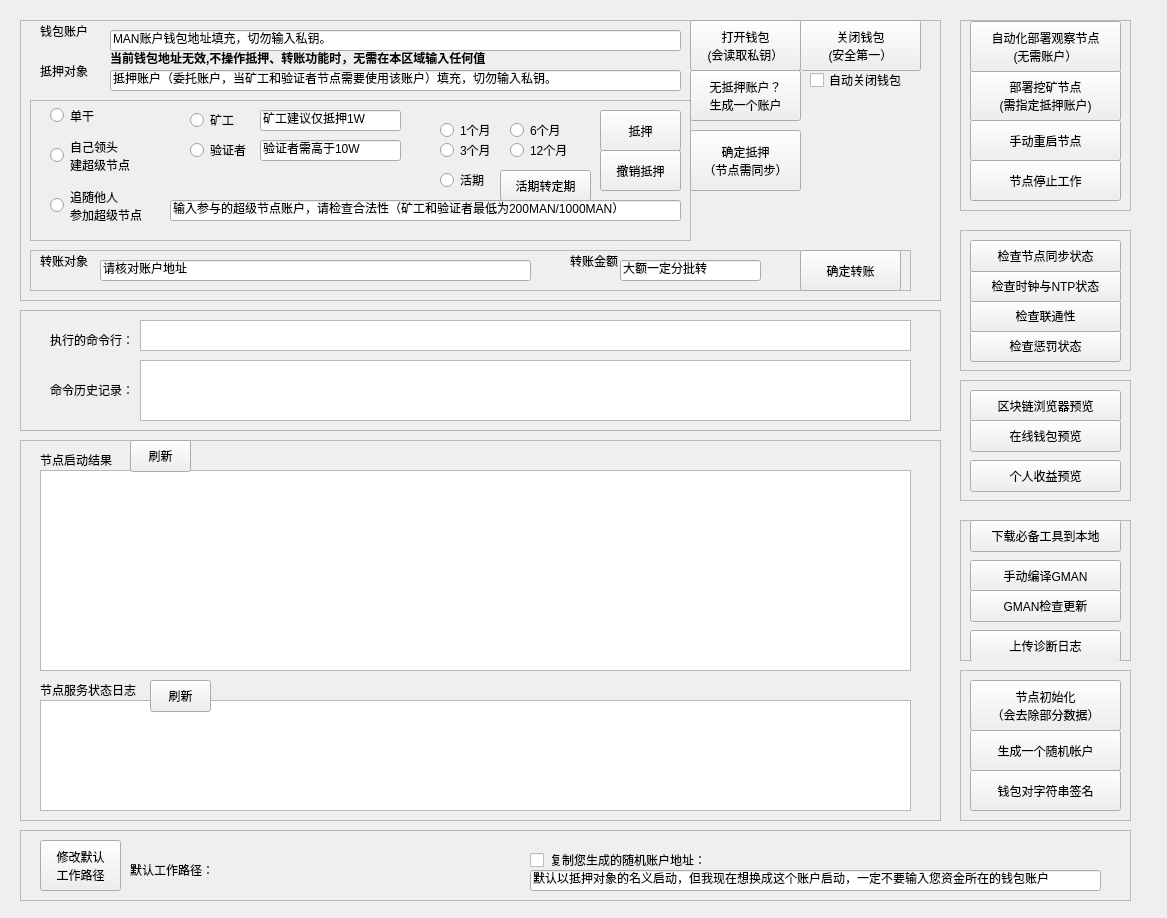
Qt form MATRIXNode.ui (bigdot123456/NodeDeploy) before a commit.
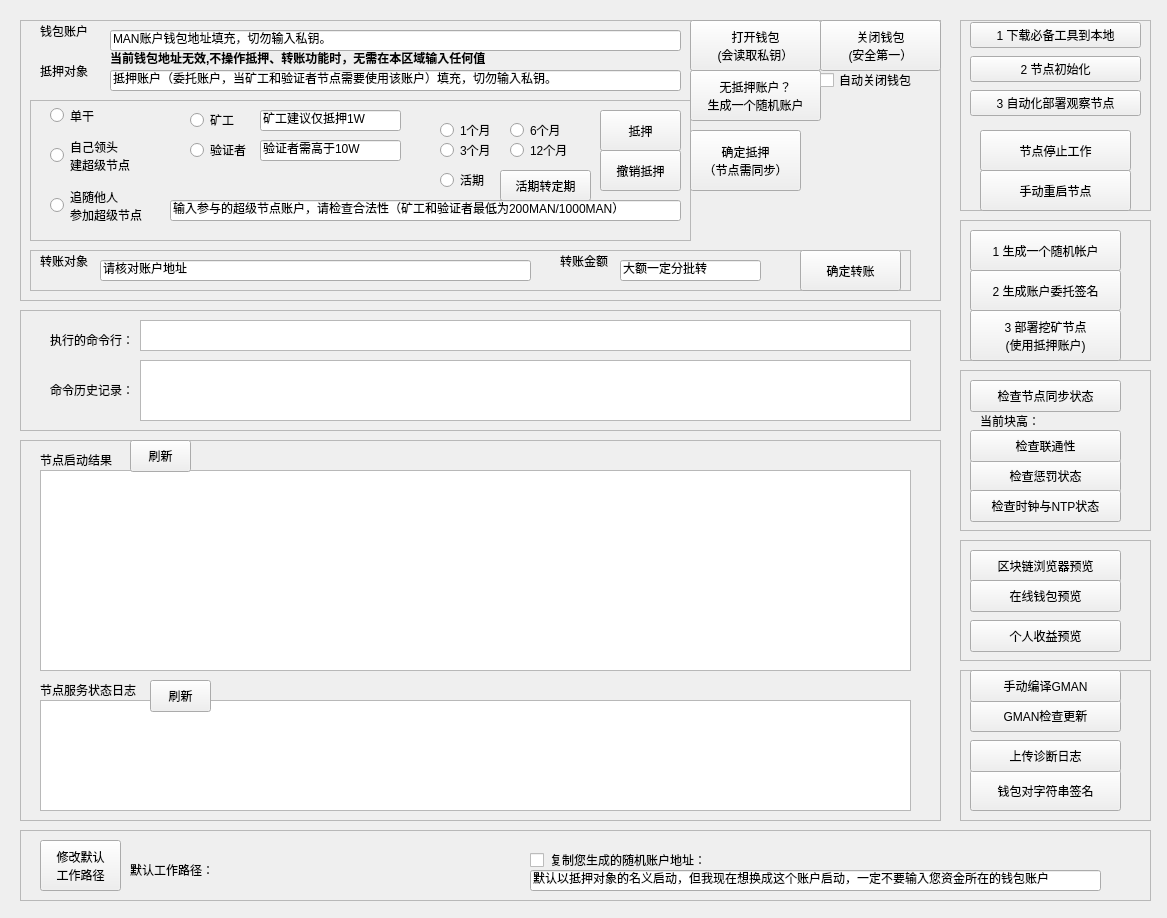
The same form after that commit.

Commit message: change control flow and UI layout

Patch:
```diff
--- a/MATRIXNode.ui
+++ b/MATRIXNode.ui
@@ -34,13 +34,13 @@
       <rect>
        <x>670</x>
        <y>50</y>
-       <width>111</width>
+       <width>131</width>
        <height>51</height>
       </rect>
      </property>
      <property name="text">
       <string>无抵押账户？
-生成一个账户</string>
+生成一个随机账户</string>
      </property>
     </widget>
     <widget class="QRadioButton" name="ValidatorradioButton">
@@ -124,7 +124,7 @@
     <widget class="QPushButton" name="CloseWallet">
      <property name="geometry">
       <rect>
-       <x>780</x>
+       <x>800</x>
        <y>0</y>
        <width>121</width>
        <height>51</height>
@@ -154,7 +154,7 @@
       <rect>
        <x>670</x>
        <y>0</y>
-       <width>111</width>
+       <width>131</width>
        <height>51</height>
       </rect>
      </property>
@@ -166,7 +166,7 @@
     <widget class="QCheckBox" name="AutoCloseWallet">
      <property name="geometry">
       <rect>
-       <x>790</x>
+       <x>800</x>
        <y>50</y>
        <width>101</width>
        <height>20</height>
@@ -410,7 +410,7 @@
     <widget class="QLabel" name="label_9">
      <property name="geometry">
       <rect>
-       <x>550</x>
+       <x>540</x>
        <y>230</y>
        <width>51</width>
        <height>21</height>
@@ -509,7 +509,7 @@
      <rect>
       <x>960</x>
       <y>20</y>
-      <width>171</width>
+      <width>191</width>
       <height>191</height>
      </rect>
     </property>
@@ -519,61 +519,11 @@
     <property name="frameShadow">
      <enum>QFrame::Raised</enum>
     </property>
-    <widget class="QPushButton" name="DeployMinerNode">
-     <property name="geometry">
-      <rect>
-       <x>10</x>
-       <y>50</y>
-       <width>151</width>
-       <height>51</height>
-      </rect>
-     </property>
-     <property name="toolTip">
-      <string>生成命令行，并启动节点</string>
-     </property>
-     <property name="text">
-      <string>部署挖矿节点
-(需指定抵押账户)</string>
-     </property>
-    </widget>
-    <widget class="QPushButton" name="ResetNode">
-     <property name="geometry">
-      <rect>
-       <x>10</x>
-       <y>100</y>
-       <width>151</width>
-       <height>41</height>
-      </rect>
-     </property>
-     <property name="toolTip">
-      <string>生成命令行，并启动节点</string>
-     </property>
-     <property name="text">
-      <string>手动重启节点</string>
-     </property>
-    </widget>
-    <widget class="QPushButton" name="NewNodeDepoly">
-     <property name="geometry">
-      <rect>
-       <x>10</x>
-       <y>1</y>
-       <width>151</width>
-       <height>51</height>
-      </rect>
-     </property>
-     <property name="toolTip">
-      <string>生成命令行，并启动节点</string>
-     </property>
-     <property name="text">
-      <string>自动化部署观察节点
-(无需账户）</string>
-     </property>
-    </widget>
     <widget class="QPushButton" name="StopNode">
      <property name="geometry">
       <rect>
-       <x>10</x>
-       <y>140</y>
+       <x>20</x>
+       <y>110</y>
        <width>151</width>
        <height>41</height>
       </rect>
@@ -585,14 +535,81 @@
       <string>节点停止工作</string>
      </property>
     </widget>
+    <widget class="QPushButton" name="ResetNode">
+     <property name="geometry">
+      <rect>
+       <x>20</x>
+       <y>150</y>
+       <width>151</width>
+       <height>41</height>
+      </rect>
+     </property>
+     <property name="toolTip">
+      <string>生成命令行，并启动节点</string>
+     </property>
+     <property name="text">
+      <string>手动重启节点</string>
+     </property>
+    </widget>
+    <widget class="QWidget" name="layoutWidget">
+     <property name="geometry">
+      <rect>
+       <x>10</x>
+       <y>0</y>
+       <width>171</width>
+       <height>100</height>
+      </rect>
+     </property>
+     <layout class="QVBoxLayout" name="verticalLayout">
+      <item>
+       <widget class="QPushButton" name="DownloadTools">
+        <property name="toolTip">
+         <string>生成命令行，并启动节点</string>
+        </property>
+        <property name="layoutDirection">
+         <enum>Qt::LeftToRight</enum>
+        </property>
+        <property name="text">
+         <string>1 下载必备工具到本地</string>
+        </property>
+       </widget>
+      </item>
+      <item>
+       <widget class="QPushButton" name="NodeInit">
+        <property name="toolTip">
+         <string>生成命令行，并启动节点</string>
+        </property>
+        <property name="layoutDirection">
+         <enum>Qt::LeftToRight</enum>
+        </property>
+        <property name="text">
+         <string>2 节点初始化</string>
+        </property>
+       </widget>
+      </item>
+      <item>
+       <widget class="QPushButton" name="NewNodeDepoly">
+        <property name="toolTip">
+         <string>生成命令行，并启动节点</string>
+        </property>
+        <property name="layoutDirection">
+         <enum>Qt::LeftToRight</enum>
+        </property>
+        <property name="text">
+         <string>3 自动化部署观察节点</string>
+        </property>
+       </widget>
+      </item>
+     </layout>
+    </widget>
    </widget>
    <widget class="QFrame" name="frame_3">
     <property name="geometry">
      <rect>
       <x>960</x>
-      <y>230</y>
-      <width>171</width>
-      <height>141</height>
+      <y>370</y>
+      <width>191</width>
+      <height>161</height>
      </rect>
     </property>
     <property name="frameShape">
@@ -605,7 +622,7 @@
      <property name="geometry">
       <rect>
        <x>10</x>
-       <y>100</y>
+       <y>90</y>
        <width>151</width>
        <height>32</height>
       </rect>
@@ -621,7 +638,7 @@
      <property name="geometry">
       <rect>
        <x>10</x>
-       <y>70</y>
+       <y>60</y>
        <width>151</width>
        <height>32</height>
       </rect>
@@ -637,7 +654,7 @@
      <property name="geometry">
       <rect>
        <x>10</x>
-       <y>40</y>
+       <y>120</y>
        <width>151</width>
        <height>32</height>
       </rect>
@@ -665,13 +682,26 @@
       <string>检查节点同步状态</string>
      </property>
     </widget>
+    <widget class="QLabel" name="labelCurrentBlockHeight">
+     <property name="geometry">
+      <rect>
+       <x>20</x>
+       <y>40</y>
+       <width>161</width>
+       <height>21</height>
+      </rect>
+     </property>
+     <property name="text">
+      <string>当前块高：</string>
+     </property>
+    </widget>
    </widget>
    <widget class="QFrame" name="frame_4">
     <property name="geometry">
      <rect>
       <x>960</x>
-      <y>380</y>
-      <width>171</width>
+      <y>540</y>
+      <width>191</width>
       <height>121</height>
      </rect>
     </property>
@@ -730,86 +760,6 @@
      </property>
     </widget>
    </widget>
-   <widget class="QFrame" name="frame_5">
-    <property name="geometry">
-     <rect>
-      <x>960</x>
-      <y>520</y>
-      <width>171</width>
-      <height>141</height>
-     </rect>
-    </property>
-    <property name="frameShape">
-     <enum>QFrame::StyledPanel</enum>
-    </property>
-    <property name="frameShadow">
-     <enum>QFrame::Raised</enum>
-    </property>
-    <widget class="QPushButton" name="DownloadTools">
-     <property name="geometry">
-      <rect>
-       <x>10</x>
-       <y>0</y>
-       <width>151</width>
-       <height>32</height>
-      </rect>
-     </property>
-     <property name="toolTip">
-      <string>生成命令行，并启动节点</string>
-     </property>
-     <property name="text">
-      <string>下载必备工具到本地</string>
-     </property>
-    </widget>
-    <widget class="QPushButton" name="CompileGAN">
-     <property name="geometry">
-      <rect>
-       <x>10</x>
-       <y>40</y>
-       <width>151</width>
-       <height>32</height>
-      </rect>
-     </property>
-     <property name="toolTip">
-      <string>生成命令行，并启动节点</string>
-     </property>
-     <property name="text">
-      <string>手动编译GMAN</string>
-     </property>
-    </widget>
-    <widget class="QPushButton" name="CheckGMANVersion">
-     <property name="geometry">
-      <rect>
-       <x>10</x>
-       <y>70</y>
-       <width>151</width>
-       <height>32</height>
-      </rect>
-     </property>
-     <property name="toolTip">
-      <string>生成命令行，并启动节点</string>
-     </property>
-     <property name="text">
-      <string>GMAN检查更新</string>
-     </property>
-    </widget>
-    <widget class="QPushButton" name="UploadLog">
-     <property name="geometry">
-      <rect>
-       <x>10</x>
-       <y>110</y>
-       <width>151</width>
-       <height>32</height>
-      </rect>
-     </property>
-     <property name="toolTip">
-      <string>生成命令行，并启动节点</string>
-     </property>
-     <property name="text">
-      <string>上传诊断日志</string>
-     </property>
-    </widget>
-   </widget>
    <widget class="QFrame" name="frame_6">
     <property name="geometry">
      <rect>
@@ -971,7 +921,7 @@
      <rect>
       <x>20</x>
       <y>830</y>
-      <width>1111</width>
+      <width>1131</width>
       <height>71</height>
      </rect>
     </property>
@@ -1056,7 +1006,7 @@
      <rect>
       <x>960</x>
       <y>670</y>
-      <width>171</width>
+      <width>191</width>
       <height>151</height>
      </rect>
     </property>
@@ -1066,39 +1016,6 @@
     <property name="frameShadow">
      <enum>QFrame::Raised</enum>
     </property>
-    <widget class="QPushButton" name="GenerateRandomAccountAddress">
-     <property name="geometry">
-      <rect>
-       <x>10</x>
-       <y>60</y>
-       <width>151</width>
-       <height>41</height>
-      </rect>
-     </property>
-     <property name="toolTip">
-      <string>生成命令行，并启动节点</string>
-     </property>
-     <property name="text">
-      <string>生成一个随机帐户</string>
-     </property>
-    </widget>
-    <widget class="QPushButton" name="NodeInit">
-     <property name="geometry">
-      <rect>
-       <x>10</x>
-       <y>10</y>
-       <width>151</width>
-       <height>51</height>
-      </rect>
-     </property>
-     <property name="toolTip">
-      <string>生成命令行，并启动节点</string>
-     </property>
-     <property name="text">
-      <string>节点初始化
-（会去除部分数据）</string>
-     </property>
-    </widget>
     <widget class="QPushButton" name="GenerateRandomAccountAddress_2">
      <property name="geometry">
       <rect>
@@ -1115,6 +1032,119 @@
       <string>钱包对字符串签名</string>
      </property>
     </widget>
+    <widget class="QPushButton" name="UploadLog">
+     <property name="geometry">
+      <rect>
+       <x>10</x>
+       <y>70</y>
+       <width>151</width>
+       <height>32</height>
+      </rect>
+     </property>
+     <property name="toolTip">
+      <string>生成命令行，并启动节点</string>
+     </property>
+     <property name="text">
+      <string>上传诊断日志</string>
+     </property>
+    </widget>
+    <widget class="QPushButton" name="CheckGMANVersion">
+     <property name="geometry">
+      <rect>
+       <x>10</x>
+       <y>30</y>
+       <width>151</width>
+       <height>32</height>
+      </rect>
+     </property>
+     <property name="toolTip">
+      <string>生成命令行，并启动节点</string>
+     </property>
+     <property name="text">
+      <string>GMAN检查更新</string>
+     </property>
+    </widget>
+    <widget class="QPushButton" name="CompileGAN">
+     <property name="geometry">
+      <rect>
+       <x>10</x>
+       <y>0</y>
+       <width>151</width>
+       <height>32</height>
+      </rect>
+     </property>
+     <property name="toolTip">
+      <string>生成命令行，并启动节点</string>
+     </property>
+     <property name="text">
+      <string>手动编译GMAN</string>
+     </property>
+    </widget>
+   </widget>
+   <widget class="QFrame" name="frame_5">
+    <property name="geometry">
+     <rect>
+      <x>960</x>
+      <y>220</y>
+      <width>191</width>
+      <height>141</height>
+     </rect>
+    </property>
+    <property name="frameShape">
+     <enum>QFrame::StyledPanel</enum>
+    </property>
+    <property name="frameShadow">
+     <enum>QFrame::Raised</enum>
+    </property>
+    <widget class="QPushButton" name="DeployMinerNode">
+     <property name="geometry">
+      <rect>
+       <x>10</x>
+       <y>90</y>
+       <width>151</width>
+       <height>51</height>
+      </rect>
+     </property>
+     <property name="toolTip">
+      <string>生成命令行，并启动节点</string>
+     </property>
+     <property name="text">
+      <string>3 部署挖矿节点
+(使用抵押账户)</string>
+     </property>
+    </widget>
+    <widget class="QPushButton" name="GenerateRandomAccountAddress">
+     <property name="geometry">
+      <rect>
+       <x>10</x>
+       <y>10</y>
+       <width>151</width>
+       <height>41</height>
+      </rect>
+     </property>
+     <property name="toolTip">
+      <string>生成命令行，并启动节点</string>
+     </property>
+     <property name="text">
+      <string>1 生成一个随机帐户</string>
+     </property>
+    </widget>
+    <widget class="QPushButton" name="GenerateEntrustFile">
+     <property name="geometry">
+      <rect>
+       <x>10</x>
+       <y>50</y>
+       <width>151</width>
+       <height>41</height>
+      </rect>
+     </property>
+     <property name="toolTip">
+      <string>生成命令行，并启动节点</string>
+     </property>
+     <property name="text">
+      <string>2 生成账户委托签名</string>
+     </property>
+    </widget>
    </widget>
    <zorder>frame</zorder>
    <zorder>frame_9</zorder>
```
Left out of the diff: 2 changed lines with no effect on the pictures. The commit also changes 8 other files.
